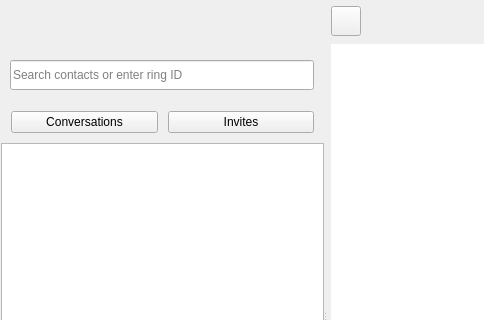
First picture: the form in callwidget.ui, repository savoirfairelinux/jami-client-windows, before the edit; both pictures show x 0 to 484 and y 0 to 320 of the 747 by 639 pixel window.
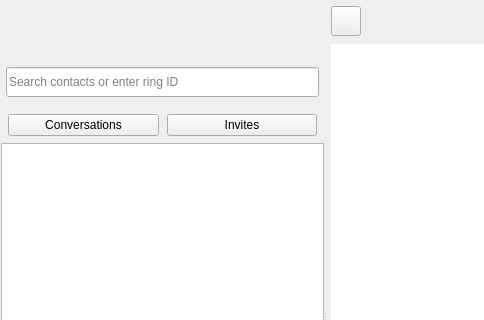
Second picture: the form after the edit. Icons and pictures are not drawn. Custom widgets are drawn as their Qt base class.

Patch:
```diff
--- a/callwidget.ui
+++ b/callwidget.ui
@@ -112,12 +112,53 @@
           <number>0</number>
          </property>
          <item row="0" column="0">
-          <layout class="QVBoxLayout" name="verticalLayout_2" stretch="0,0,0">
+          <layout class="QVBoxLayout" name="verticalLayout_2" stretch="0">
            <property name="spacing">
             <number>0</number>
            </property>
            <property name="sizeConstraint">
             <enum>QLayout::SetDefaultConstraint</enum>
+           </property>
+           <property name="leftMargin">
+            <number>0</number>
+           </property>
+           <property name="topMargin">
+            <number>0</number>
+           </property>
+           <property name="rightMargin">
+            <number>0</number>
+           </property>
+           <item>
+            <widget class="QWidget" name="smartListWidget" native="true">
+             <layout class="QVBoxLayout" name="verticalLayout_5" stretch="0,0">
+              <property name="spacing">
+               <number>0</number>
+              </property>
+              <property name="leftMargin">
+               <number>1</number>
+              </property>
+              <property name="topMargin">
+               <number>1</number>
+              </property>
+              <property name="rightMargin">
+               <number>0</number>
+              </property>
+              <property name="bottomMargin">
+               <number>1</number>
+              </property>
+              <item>
+               <layout class="QVBoxLayout" name="verticalLayout_16">
+                <property name="spacing">
+                 <number>6</number>
+                </property>
+                <property name="leftMargin">
+                 <number>5</number>
+                </property>
+                <property name="topMargin">
+                 <number>5</number>
+                </property>
+                <property name="rightMargin">
+                 <number>5</number>
            </property>
            <item>
             <widget class="CurrentAccountComboBox" name="currentAccountComboBox" native="true">
@@ -130,7 +171,13 @@
              <property name="minimumSize">
               <size>
                <width>0</width>
-               <height>60</height>
+                    <height>55</height>
+                   </size>
+                  </property>
+                  <property name="maximumSize">
+                   <size>
+                    <width>16777215</width>
+                    <height>55</height>
               </size>
              </property>
              <property name="autoFillBackground">
@@ -142,55 +189,6 @@
             </widget>
            </item>
            <item>
-            <widget class="QWidget" name="selectBar" native="true">
-             <property name="sizePolicy">
-              <sizepolicy hsizetype="MinimumExpanding" vsizetype="MinimumExpanding">
-               <horstretch>0</horstretch>
-               <verstretch>0</verstretch>
-              </sizepolicy>
-             </property>
-             <property name="maximumSize">
-              <size>
-               <width>16777214</width>
-               <height>30</height>
-              </size>
-             </property>
-             <layout class="QHBoxLayout" name="selectBar_layout" stretch="0,0,0">
-              <property name="spacing">
-               <number>0</number>
-              </property>
-              <property name="sizeConstraint">
-               <enum>QLayout::SetDefaultConstraint</enum>
-              </property>
-              <property name="leftMargin">
-               <number>0</number>
-              </property>
-              <property name="topMargin">
-               <number>0</number>
-              </property>
-              <property name="rightMargin">
-               <number>0</number>
-              </property>
-              <property name="bottomMargin">
-               <number>0</number>
-              </property>
-              <item>
-               <spacer name="horizontalSpacer">
-                <property name="orientation">
-                 <enum>Qt::Horizontal</enum>
-                </property>
-                <property name="sizeType">
-                 <enum>QSizePolicy::Fixed</enum>
-                </property>
-                <property name="sizeHint" stdset="0">
-                 <size>
-                  <width>10</width>
-                  <height>38</height>
-                 </size>
-                </property>
-               </spacer>
-              </item>
-              <item>
                <widget class="RingContactLineEdit" name="ringContactLineEdit">
                 <property name="enabled">
                  <bool>true</bool>
@@ -239,43 +237,6 @@
                </widget>
               </item>
               <item>
-               <spacer name="horizontalSpacer_2">
-                <property name="orientation">
-                 <enum>Qt::Horizontal</enum>
-                </property>
-                <property name="sizeType">
-                 <enum>QSizePolicy::Fixed</enum>
-                </property>
-                <property name="sizeHint" stdset="0">
-                 <size>
-                  <width>10</width>
-                  <height>38</height>
-                 </size>
-                </property>
-               </spacer>
-              </item>
-             </layout>
-            </widget>
-           </item>
-           <item>
-            <widget class="QWidget" name="smartListWidget" native="true">
-             <layout class="QVBoxLayout" name="verticalLayout_5" stretch="0,0,0">
-              <property name="spacing">
-               <number>0</number>
-              </property>
-              <property name="leftMargin">
-               <number>1</number>
-              </property>
-              <property name="topMargin">
-               <number>1</number>
-              </property>
-              <property name="rightMargin">
-               <number>0</number>
-              </property>
-              <property name="bottomMargin">
-               <number>1</number>
-              </property>
-              <item>
                <spacer name="verticalSpacer_3">
                 <property name="orientation">
                  <enum>Qt::Vertical</enum>
@@ -286,31 +247,49 @@
                 <property name="sizeHint" stdset="0">
                  <size>
                   <width>20</width>
-                  <height>10</height>
+                    <height>0</height>
                  </size>
                 </property>
                </spacer>
               </item>
               <item>
                <widget class="ConversationsFilterWidget" name="conversationsFilterWidget" native="true">
-                <layout class="QHBoxLayout" name="conversationFilterLayout">
+                  <property name="minimumSize">
+                   <size>
+                    <width>0</width>
+                    <height>40</height>
+                   </size>
+                  </property>
+                  <property name="maximumSize">
+                   <size>
+                    <width>16777215</width>
+                    <height>40</height>
+                   </size>
+                  </property>
+                  <layout class="QHBoxLayout" name="conversationFilterLayout_2">
                  <property name="spacing">
-                  <number>10</number>
+                    <number>8</number>
                  </property>
                  <property name="leftMargin">
-                  <number>10</number>
+                    <number>2</number>
                  </property>
                  <property name="topMargin">
-                  <number>10</number>
+                    <number>5</number>
                  </property>
                  <property name="rightMargin">
-                  <number>10</number>
+                    <number>2</number>
                  </property>
                  <property name="bottomMargin">
-                  <number>10</number>
+                    <number>0</number>
                  </property>
                  <item>
                   <widget class="QPushButton" name="buttonConversations">
+                     <property name="sizePolicy">
+                      <sizepolicy hsizetype="MinimumExpanding" vsizetype="Fixed">
+                       <horstretch>0</horstretch>
+                       <verstretch>0</verstretch>
+                      </sizepolicy>
+                     </property>
                    <property name="toolTip">
                     <string>Show conversations</string>
                    </property>
@@ -321,6 +300,12 @@
                  </item>
                  <item>
                   <widget class="QPushButton" name="buttonInvites">
+                     <property name="sizePolicy">
+                      <sizepolicy hsizetype="MinimumExpanding" vsizetype="Fixed">
+                       <horstretch>0</horstretch>
+                       <verstretch>0</verstretch>
+                      </sizepolicy>
+                     </property>
                    <property name="toolTip">
                     <string>Show invites</string>
                    </property>
@@ -331,6 +316,8 @@
                  </item>
                 </layout>
                </widget>
+                </item>
+               </layout>
               </item>
               <item>
                <widget class="SmartListView" name="smartList">
```
Lines whose indentation alone changed are shown as unchanged.
